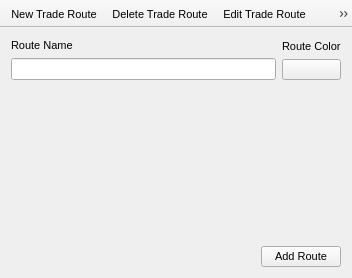
Old version of the form warpmain/dialogs/traderoutedialog.ui in the repository maxlambertini/Warp2010.
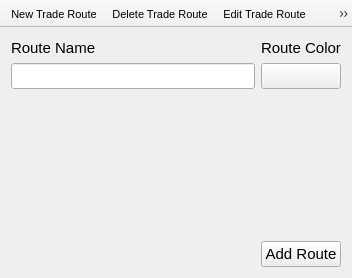
New version of the form. The open tabs and pages were chosen to show the change. Icons and pictures are not drawn. Custom widgets are drawn as their Qt base class.

The edit to the form file:
```diff
--- a/warpmain/dialogs/traderoutedialog.ui
+++ b/warpmain/dialogs/traderoutedialog.ui
@@ -31,6 +31,11 @@
     </property>
     <item>
      <widget class="QStackedWidget" name="stackedWidget">
+      <property name="font">
+       <font>
+        <pointsize>11</pointsize>
+       </font>
+      </property>
       <property name="autoFillBackground">
        <bool>false</bool>
       </property>
@@ -50,13 +55,24 @@
              <layout class="QVBoxLayout" name="verticalLayout">
               <item>
                <widget class="QLabel" name="label">
+                <property name="font">
+                 <font>
+                  <pointsize>11</pointsize>
+                 </font>
+                </property>
                 <property name="text">
                  <string>Route Name</string>
                 </property>
                </widget>
               </item>
               <item>
-               <widget class="QLineEdit" name="txtRouteName"/>
+               <widget class="QLineEdit" name="txtRouteName">
+                <property name="font">
+                 <font>
+                  <pointsize>11</pointsize>
+                 </font>
+                </property>
+               </widget>
               </item>
              </layout>
             </item>
@@ -64,13 +80,24 @@
              <layout class="QVBoxLayout" name="verticalLayout_2">
               <item>
                <widget class="QLabel" name="label_2">
+                <property name="font">
+                 <font>
+                  <pointsize>11</pointsize>
+                 </font>
+                </property>
                 <property name="text">
                  <string>Route Color</string>
                 </property>
                </widget>
               </item>
               <item>
-               <widget class="QtColorPicker" name="colorpicker"/>
+               <widget class="QtColorPicker" name="colorpicker">
+                <property name="font">
+                 <font>
+                  <pointsize>11</pointsize>
+                 </font>
+                </property>
+               </widget>
               </item>
              </layout>
             </item>
@@ -78,6 +105,11 @@
           </item>
           <item>
            <spacer name="verticalSpacer">
+            <property name="font">
+             <font>
+              <pointsize>11</pointsize>
+             </font>
+            </property>
             <property name="orientation">
              <enum>Qt::Vertical</enum>
             </property>
@@ -93,6 +125,11 @@
            <layout class="QHBoxLayout" name="horizontalLayout_2">
             <item>
              <spacer name="horizontalSpacer">
+              <property name="font">
+               <font>
+                <pointsize>11</pointsize>
+               </font>
+              </property>
               <property name="orientation">
                <enum>Qt::Horizontal</enum>
               </property>
@@ -106,6 +143,11 @@
             </item>
             <item>
              <widget class="QPushButton" name="btnAddRoute">
+              <property name="font">
+               <font>
+                <pointsize>11</pointsize>
+               </font>
+              </property>
               <property name="text">
                <string>Add Route</string>
               </property>
```
Left out of the diff: 12 changed lines with no effect on the pictures.
